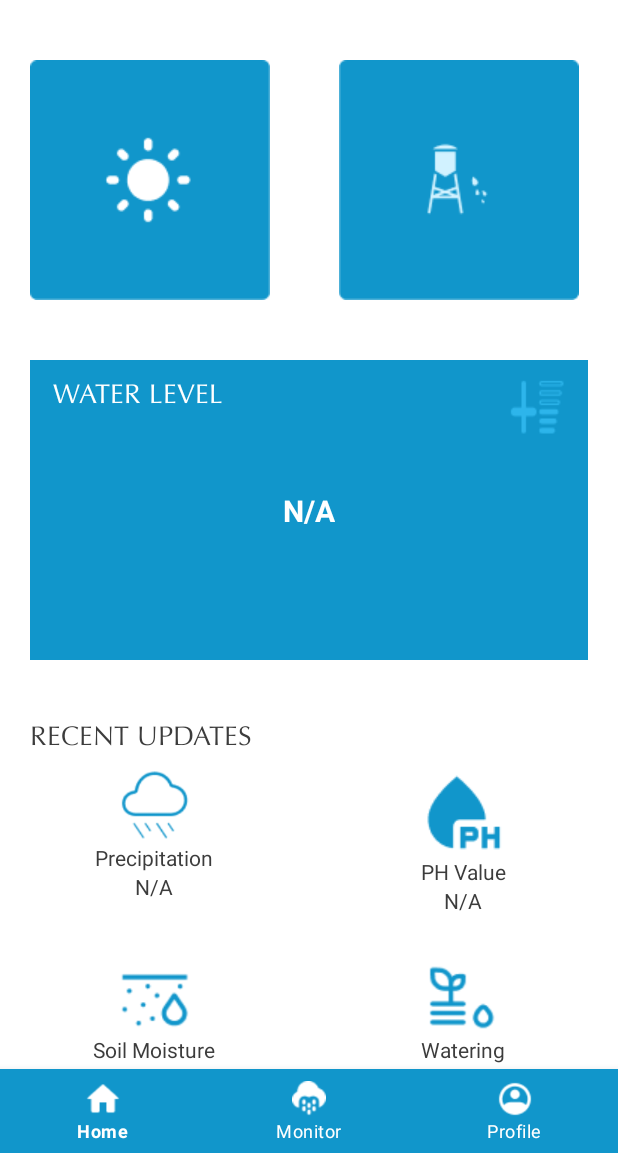
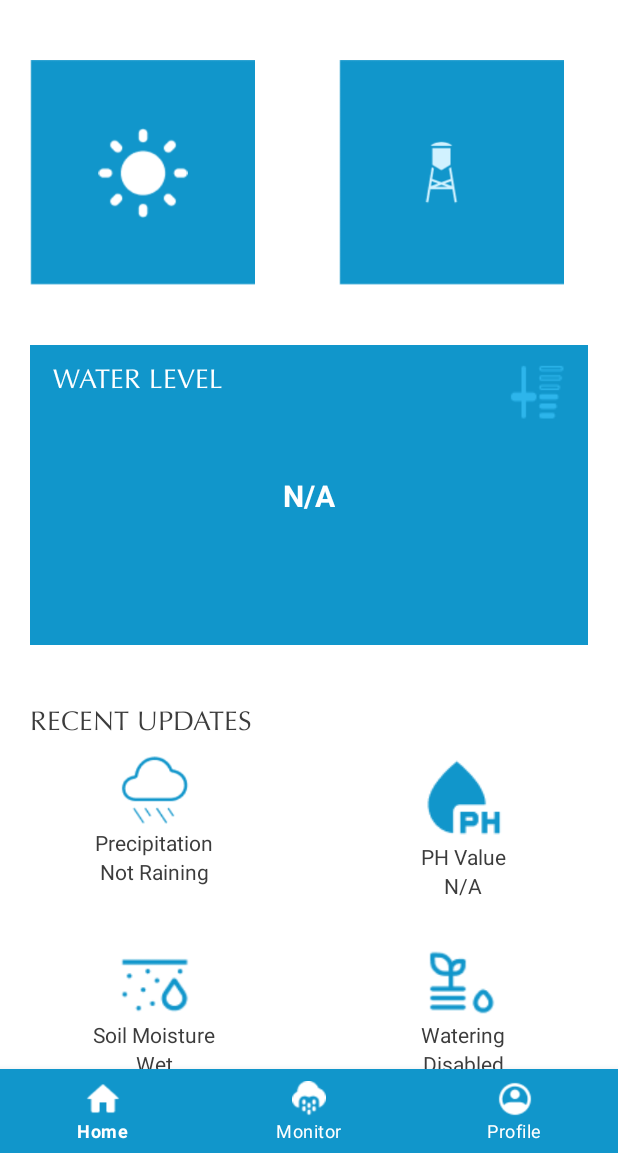
Before and after one commit to srishticampus/Smart_rainwater_harvesting_Frontend, an Android app: the HomeFragment screen opened directly, with no data from a screen before it, on a phone screen of 412 x 824 dp, the part 83-1236 px from its top. Run offline under Robolectric (Android 15) with nearby library versions, the phone set to English and light mode, and no system bars; our stand-ins replace Firebase (no records; nobody signed in at launch, a user with empty details on screens opened directly); libraries missing offline, so code that uses them is left out: com.github.mikephil.charting; network calls fail; 2 statements that could not run were skipped.

Commit message:
Final commit of full project

```diff
--- a/app/src/main/java/com/project/irhs/fragments/HomeFragment.kt
+++ b/app/src/main/java/com/project/irhs/fragments/HomeFragment.kt
@@ -1,5 +1,6 @@
 package com.project.irhs.fragments
 
+import android.app.AlertDialog
 import android.os.Bundle
 import android.util.Log
 import android.view.LayoutInflater
@@ -9,48 +10,37 @@ import android.widget.ProgressBar
 import android.widget.TextView
 import android.widget.Toast
 import androidx.fragment.app.Fragment
-import com.google.firebase.database.DataSnapshot
-import com.google.firebase.database.DatabaseError
-import com.google.firebase.database.DatabaseReference
-import com.google.firebase.database.FirebaseDatabase
-import com.google.firebase.database.ValueEventListener
+import com.google.firebase.database.*
 import com.project.irhs.R
 import com.project.irhs.databinding.FragmentHomeBinding
-import kotlinx.coroutines.CoroutineScope
-import kotlinx.coroutines.Dispatchers
-import kotlinx.coroutines.Job
-import kotlinx.coroutines.cancel
-import kotlinx.coroutines.launch
+import kotlinx.coroutines.*
 import java.net.HttpURLConnection
 import java.net.URL
 import java.text.SimpleDateFormat
-import java.util.Date
-import java.util.Locale
+import java.util.*
 
 class HomeFragment : Fragment() {
 
     private lateinit var progressBar: ProgressBar
     private lateinit var progressText: TextView
     private val scope = CoroutineScope(Dispatchers.Main + Job())
-
     lateinit var binding: FragmentHomeBinding
     private lateinit var database: DatabaseReference
 
     private var previousWaterLevel: Float = 0f
     private var waterUsage: Float = 0f
-    private var rainfall: Float = 0f
+    private var isPumpAlertShown = false
+    private var isTankWaterAlertShown = false
 
     override fun onCreateView(
         inflater: LayoutInflater, container: ViewGroup?,
         savedInstanceState: Bundle?
     ): View {
-        // Inflate the layout for this fragment
         binding = FragmentHomeBinding.inflate(layoutInflater)
 
         progressBar = binding.circularProgressBar
         progressText = binding.progressText
 
-        // Initially show progress bar while loading data
         progressBar.visibility = View.VISIBLE
         progressText.text = "Loading..."
 
@@ -62,7 +52,6 @@ class HomeFragment : Fragment() {
     private fun initializeDatabaseListener() {
         database = FirebaseDatabase.getInstance().reference
 
-        // Attach ValueEventListener to listen for data changes
         database.addValueEventListener(object : ValueEventListener {
             override fun onDataChange(snapshot: DataSnapshot) {
                 try {
@@ -72,49 +61,63 @@ class HomeFragment : Fragment() {
                     val moist = snapshot.child("Sensor/Moisture").value?.toString()?.toIntOrNull()
                     val rain = snapshot.child("Sensor/Rain").value?.toString()?.toIntOrNull()
 
-                    binding.rain.text = rain?.toString() ?: "N/A"
+                    // Check rain status: < 4000 = Raining, >= 4000 = Not Raining
+                    val isRaining = rain != null && rain < 4000
+                    binding.rain.text = if (isRaining) "Raining" else "Not Raining"
+
+                    // Check soil moisture: < 4000 = Wet, >= 4000 = Dry
+                    val isSoilDry = moist != null && moist >= 4000
+                    binding.moist.text = if (isSoilDry) "Dry" else "Wet"
+
+                    // Show soil dry alert once
+                    if (isSoilDry && !isPumpAlertShown) {
+                        isPumpAlertShown = true
+                        showAlert(
+                            "Water Pump Alert",
+                            "Soil is dry! The water pump has been turned ON."
+                        ) {}
+                    } else if (!isSoilDry) {
+                        isPumpAlertShown = false
+                    }
+                    // Display pH value and water level
                     binding.phvalue.text = ph_value?.toString() ?: "N/A"
                     binding.progressText.text = currentWaterLevel?.toString() ?: "N/A"
-                    binding.moist.text = moist?.toString() ?: "N/A"
 
-                    // Calculate the difference in water level if available
+                    // Show tank water alert once if level > 10
                     if (currentWaterLevel != null) {
-                        val waterLevelDifference = currentWaterLevel - previousWaterLevel
-
-                        // Check if the rain value is greater than 4000 for water usage
-                        if (rain != null && rain > 4000) {
-                            // If rain is greater than 4000, it's water usage
-                            waterUsage += waterLevelDifference
+                        if (currentWaterLevel > 10 && !isTankWaterAlertShown) {
+                            isTankWaterAlertShown = true
+                            showAlert(
+                                "Tank Water Alert",
+                                "Water level is Low! Use household water."
+                            ) {}
+                        } else if (currentWaterLevel <= 10) {
+                            isTankWaterAlertShown = false
+                        }
+                    }
+                    // Track water usage when not raining
+                    if (currentWaterLevel != null) {
+                        val diff = currentWaterLevel - previousWaterLevel
+                        if (!isRaining) {
+                            waterUsage += diff
                             binding.wateringValue.text = "Water Usage: $waterUsage liters"
-
-                            // Send water usage data to server
                             sendDataToPhpServer(waterUsage, "usage")
-                        } else if (rain != null && rain <= 4000) {
-                            // If rain is less than or equal to 4000, it's rainfall
-                            rainfall += waterLevelDifference
-                            binding.wateringValue.text = "Rainfall: $rainfall mm"
-
-                            // Send rainfall data to server
-                            sendDataToPhpServer(rainfall, "rain")
                         }
-
-                        // Update the previous water level
                         previousWaterLevel = currentWaterLevel
                     }
+                    // Update watering status
+                    val isPumpOn = isSoilDry
+                    binding.wateringValue.text = if (isPumpOn) "Active" else "Disabled"
 
-                    // Update watering status based on moisture
-                    if (moist != null) {
-                        binding.wateringValue.text = if (moist > 4000) "Active" else "Disabled"
-                    }
-
-                    // Change sun image based on rain value
-                    if (rain != null) {
+                    // Update sun image
+                    rain?.let {
                         binding.sunImg.setImageResource(
-                            if (rain > 4000) R.drawable.rain else R.drawable.raining
+                            if (it >= 4000) R.drawable.rain else R.drawable.mazha
+                        )
+                        binding.lidImg.setImageResource(
+                            if (it >= 4000) R.drawable.closelid else R.drawable.openlid
                         )
                     }
-
-                    // Hide progress bar when data is loaded
                     progressBar.visibility = View.GONE
 
                 } catch (e: Exception) {
@@ -139,7 +142,6 @@ class HomeFragment : Fragment() {
         val currentDate = SimpleDateFormat("yyyy-MM-dd", Locale.getDefault()).format(Date())
         val currentTime = SimpleDateFormat("HH:mm", Locale.getDefault()).format(Date())
 
-        // Prepare the JSON body
         val jsonBody = """
             {
                 "quantity": $quantity,
@@ -151,34 +153,40 @@ class HomeFragment : Fragment() {
 
         scope.launch(Dispatchers.IO) {
             try {
-                val url = URL("http://campus.sicsglobal.co.in/Project/rain_water/api/store_sensor_data.php")
+                val url =
+                    URL("http://campus.sicsglobal.co.in/Project/rain_water/api/store_sensor_data.php")
                 val connection = url.openConnection() as HttpURLConnection
                 connection.requestMethod = "POST"
                 connection.setRequestProperty("Content-Type", "application/json")
                 connection.doOutput = true
 
-                // Send the JSON data
-                connection.outputStream.use { outputStream ->
-                    outputStream.write(jsonBody.toByteArray())
-                }
+                connection.outputStream.use { it.write(jsonBody.toByteArray()) }
 
-                // Read the response
                 val responseCode = connection.responseCode
                 if (responseCode == HttpURLConnection.HTTP_OK) {
                     Log.d("ServerResponse", "Data sent successfully")
                 } else {
                     Log.e("ServerResponse", "Failed to send data: $responseCode")
                 }
-
                 connection.disconnect()
             } catch (e: Exception) {
                 Log.e("HttpError", "Error sending data to PHP server: ${e.message}")
             }
         }
     }
-
     override fun onDestroyView() {
         super.onDestroyView()
-        scope.cancel() // Cancel coroutines to avoid memory leaks
+        scope.cancel()
+    }
+
+    private fun showAlert(title: String, message: String, onDismiss: () -> Unit) {
+        AlertDialog.Builder(requireContext())
+            .setTitle(title)
+            .setMessage(message)
+            .setPositiveButton("OK") { dialog, _ ->
+                onDismiss()
+                dialog.dismiss()
+            }
+            .show()
     }
 }
--- a/app/src/main/java/com/project/irhs/fragments/MonitorFragment.kt
+++ b/app/src/main/java/com/project/irhs/fragments/MonitorFragment.kt
@@ -152,14 +152,12 @@ class MonitorFragment : Fragment() {
                 rainEntries.add(BarEntry(index.toFloat(), data.average_quantity.toFloat()))
             }
         }
-
         // Water Usage color - Light Blue (#ADD8E6)
         val usageDataSet = BarDataSet(usageEntries, "Water Usage").apply {
             color = android.graphics.Color.parseColor("#ADD8E6") // Light Blue Color
             valueTextColor = android.graphics.Color.BLACK
             setDrawValues(false) // Disable the value labels
         }
-
         // Rainfall color - Light Cyan (#E0FFFF)
         val rainDataSet = BarDataSet(rainEntries, "Rainfall").apply {
             color = android.graphics.Color.parseColor("#E0FFFF") // Light Cyan Color
@@ -180,13 +178,11 @@ class MonitorFragment : Fragment() {
                 }
             }
         }
-
         // Setting Y Axis properties to prevent negative values
         barChart.axisLeft.apply {
             axisMinimum = 0f // Ensuring the Y axis starts from 0
             setDrawGridLines(true)
         }
-
         // Disabling the right Y Axis as it's usually not needed
         barChart.axisRight.isEnabled = false
 
@@ -205,8 +201,6 @@ class MonitorFragment : Fragment() {
         barChart.invalidate()
     }
 
-
-
     private fun getYears(data: List<DataX>): List<String> {
         return data.map { it.year }.distinct()
     }
--- a/app/src/main/res/layout/fragment_home.xml
+++ b/app/src/main/res/layout/fragment_home.xml
@@ -62,28 +62,54 @@
             android:layout_width="match_parent"
             android:layout_height="wrap_content">
 
-            <ImageView
-                android:id="@+id/sunImg"
-                android:layout_width="wrap_content"
-                android:layout_height="wrap_content"
+            <!-- Sun Image inside Blue Background -->
+            <androidx.constraintlayout.widget.ConstraintLayout
+                android:id="@+id/sunContainer"
+                android:layout_width="150dp"
+                android:layout_height="150dp"
                 android:layout_marginStart="20dp"
                 android:layout_marginTop="10dp"
-                android:contentDescription="@null"
-                android:src="@drawable/rain"
+                android:background="@drawable/blue_bg"
                 app:layout_constraintStart_toStartOf="parent"
-                app:layout_constraintTop_toTopOf="parent" />
+                app:layout_constraintTop_toTopOf="parent">
 
-            <ImageView
-                android:id="@+id/rainImg"
-                android:layout_width="wrap_content"
-                android:layout_height="wrap_content"
+                <ImageView
+                    android:id="@+id/sunImg"
+                    android:layout_width="60dp"
+                    android:layout_height="60dp"
+                    android:layout_margin="10dp"
+                    android:contentDescription="@null"
+                    android:src="@drawable/sunshine"
+                    app:layout_constraintBottom_toBottomOf="parent"
+                    app:layout_constraintEnd_toEndOf="parent"
+                    app:layout_constraintStart_toStartOf="parent"
+                    app:layout_constraintTop_toTopOf="parent"/>
+            </androidx.constraintlayout.widget.ConstraintLayout>
+
+            <!-- Rain/Lid Image inside Blue Background -->
+            <androidx.constraintlayout.widget.ConstraintLayout
+                android:id="@+id/rainContainer"
+                android:layout_width="150dp"
+                android:layout_height="150dp"
                 android:layout_marginStart="20dp"
-                android:contentDescription="@null"
-                android:src="@drawable/lid"
-                app:layout_constraintBottom_toBottomOf="@id/sunImg"
+                android:background="@drawable/blue_bg"
+                app:layout_constraintBottom_toBottomOf="@id/sunContainer"
                 app:layout_constraintEnd_toEndOf="parent"
-                app:layout_constraintStart_toEndOf="@id/sunImg"
-                app:layout_constraintTop_toTopOf="@id/sunImg" />
+                app:layout_constraintStart_toEndOf="@id/sunContainer"
+                app:layout_constraintTop_toTopOf="@id/sunContainer">
+
+                <ImageView
+                    android:id="@+id/lidImg"
+                    android:layout_width="60dp"
+                    android:layout_height="60dp"
+                    android:layout_margin="10dp"
+                    android:contentDescription="@null"
+                    android:src="@drawable/closelid"
+                    app:layout_constraintBottom_toBottomOf="parent"
+                    app:layout_constraintEnd_toEndOf="parent"
+                    app:layout_constraintStart_toStartOf="parent"
+                    app:layout_constraintTop_toTopOf="parent"/>
+            </androidx.constraintlayout.widget.ConstraintLayout>
 
             <androidx.constraintlayout.widget.ConstraintLayout
                 android:id="@+id/middleLyt"
@@ -93,7 +119,7 @@
                 android:layout_marginStart="20dp"
                 android:layout_marginEnd="20dp"
                 android:background="@color/blue"
-                app:layout_constraintTop_toBottomOf="@id/sunImg">
+                app:layout_constraintTop_toBottomOf="@id/rainContainer">
 
                 <TextView
                     android:id="@+id/waterLevelTv"
@@ -290,7 +316,7 @@
                         android:id="@+id/wateringValue"
                         android:layout_width="wrap_content"
                         android:layout_height="wrap_content"
-                        android:text="Activie"
+                        android:text="Active"
                         android:textColor="#3C3C3C"
                         android:textSize="14sp" />
 
```
Also changed, not shown: app/src/main/java/com/project/irhs/onboard/OnBoardActivity.kt (+0 -8 lines), app/src/main/res/drawable/blue_bg.png (added), app/src/main/res/drawable/closelid.png (added), app/src/main/res/drawable/mazha.png (added), app/src/main/res/drawable/openlid.png (added), app/src/main/res/drawable/sunshine.png (added), 1 other file. Lines whose indentation alone changed are shown as unchanged.
